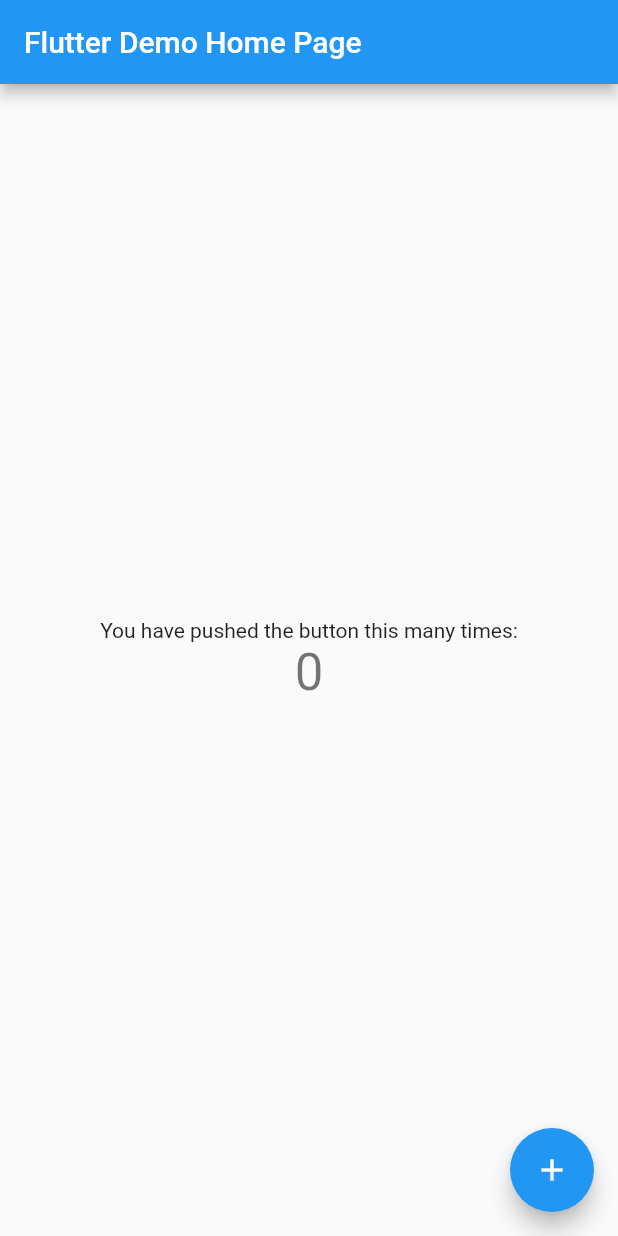
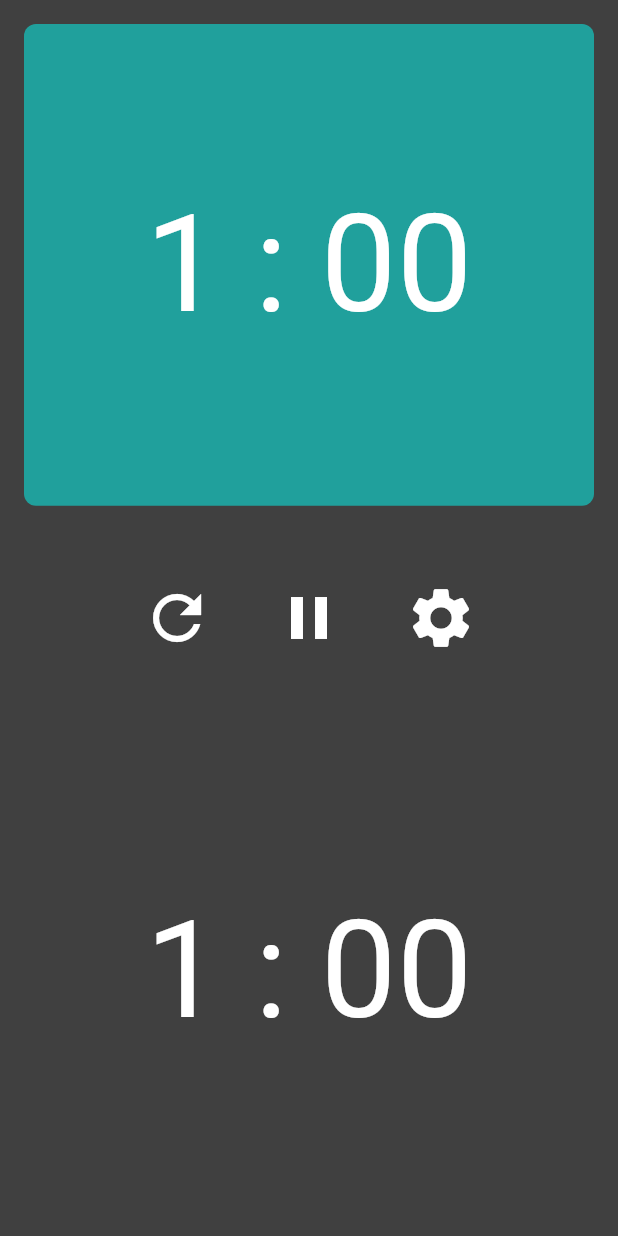
Before and after one commit to emeli-frank/chess_clock_flutter, a Flutter app: the screen it shows after launch, on a phone screen of 412 x 824 dp. Run offline on Flutter 3.47's test engine with Material 2 defaults, Android fonts, the phone set to English and light mode, and no system bars.

```diff
--- a/lib/main.dart
+++ b/lib/main.dart
@@ -1,111 +1,31 @@
+import 'package:chess_clock/providers/clock_provider.dart';
+import 'package:chess_clock/screens/clock_screen.dart';
+import 'package:chess_clock/screens/settings_screen.dart';
 import 'package:flutter/material.dart';
+import 'package:provider/provider.dart';
 
 void main() => runApp(MyApp());
 
 class MyApp extends StatelessWidget {
-  // This widget is the root of your application.
   @override
   Widget build(BuildContext context) {
-    return MaterialApp(
-      title: 'Flutter Demo',
-      theme: ThemeData(
-        // This is the theme of your application.
-        //
-        // Try running your application with "flutter run". You'll see the
-        // application has a blue toolbar. Then, without quitting the app, try
-        // changing the primarySwatch below to Colors.green and then invoke
-        // "hot reload" (press "r" in the console where you ran "flutter run",
-        // or simply save your changes to "hot reload" in a Flutter IDE).
-        // Notice that the counter didn't reset back to zero; the application
-        // is not restarted.
-        primarySwatch: Colors.blue,
+
+    return MultiProvider(
+      providers: [
+        ChangeNotifierProvider<ClockProvider>(create: (_) => ClockProvider()),
+      ],
+      child: MaterialApp(
+        debugShowCheckedModeBanner: false,
+        // title: 'Chess clock',
+        theme: ThemeData(
+          primarySwatch: Colors.blue,
+        ),
+        initialRoute: ClockScreen.routeName,
+        routes: {
+          ClockScreen.routeName: (context) => ClockScreen(),
+          SettingScreen.routeName: (context) => SettingScreen(),
+        },
       ),
-      home: MyHomePage(title: 'Flutter Demo Home Page'),
     );
   }
 }
-
-class MyHomePage extends StatefulWidget {
-  MyHomePage({Key key, this.title}) : super(key: key);
-
-  // This widget is the home page of your application. It is stateful, meaning
-  // that it has a State object (defined below) that contains fields that affect
-  // how it looks.
-
-  // This class is the configuration for the state. It holds the values (in this
-  // case the title) provided by the parent (in this case the App widget) and
-  // used by the build method of the State. Fields in a Widget subclass are
-  // always marked "final".
-
-  final String title;
-
-  @override
-  _MyHomePageState createState() => _MyHomePageState();
-}
-
-class _MyHomePageState extends State<MyHomePage> {
-  int _counter = 0;
-
-  void _incrementCounter() {
-    setState(() {
-      // This call to setState tells the Flutter framework that something has
-      // changed in this State, which causes it to rerun the build method below
-      // so that the display can reflect the updated values. If we changed
-      // _counter without calling setState(), then the build method would not be
-      // called again, and so nothing would appear to happen.
-      _counter++;
-    });
-  }
-
-  @override
-  Widget build(BuildContext context) {
-    // This method is rerun every time setState is called, for instance as done
-    // by the _incrementCounter method above.
-    //
-    // The Flutter framework has been optimized to make rerunning build methods
-    // fast, so that you can just rebuild anything that needs updating rather
-    // than having to individually change instances of widgets.
-    return Scaffold(
-      appBar: AppBar(
-        // Here we take the value from the MyHomePage object that was created by
-        // the App.build method, and use it to set our appbar title.
-        title: Text(widget.title),
-      ),
-      body: Center(
-        // Center is a layout widget. It takes a single child and positions it
-        // in the middle of the parent.
-        child: Column(
-          // Column is also a layout widget. It takes a list of children and
-          // arranges them vertically. By default, it sizes itself to fit its
-          // children horizontally, and tries to be as tall as its parent.
-          //
-          // Invoke "debug painting" (press "p" in the console, choose the
-          // "Toggle Debug Paint" action from the Flutter Inspector in Android
-          // Studio, or the "Toggle Debug Paint" command in Visual Studio Code)
-          // to see the wireframe for each widget.
-          //
-          // Column has various properties to control how it sizes itself and
-          // how it positions its children. Here we use mainAxisAlignment to
-          // center the children vertically; the main axis here is the vertical
-          // axis because Columns are vertical (the cross axis would be
-          // horizontal).
-          mainAxisAlignment: MainAxisAlignment.center,
-          children: <Widget>[
-            Text(
-              'You have pushed the button this many times:',
-            ),
-            Text(
-              '$_counter',
-              style: Theme.of(context).textTheme.display1,
-            ),
-          ],
-        ),
-      ),
-      floatingActionButton: FloatingActionButton(
-        onPressed: _incrementCounter,
-        tooltip: 'Increment',
-        child: Icon(Icons.add),
-      ), // This trailing comma makes auto-formatting nicer for build methods.
-    );
-  }
-}
--- /dev/null
+++ b/lib/models/time_control.dart
@@ -0,0 +1,8 @@
+import 'package:flutter/widgets.dart';
+
+class TimeControl {
+  final Duration time;
+  final Duration increment;
+
+  TimeControl({@required this.time, @required this.increment});
+}
--- /dev/null
+++ b/lib/providers/clock_provider.dart
@@ -0,0 +1,110 @@
+import 'dart:async';
+
+import 'package:chess_clock/models/time_control.dart';
+import 'package:flutter/material.dart';
+
+class ClockProvider with ChangeNotifier {
+  DateTime timeOut = DateTime(0, 0, 0, 0, 5, 0, 0, 0);
+  var playerOneTime = 5;
+  var playerTwoTime = 5;
+  var currentPlayerIndex = 0;
+  bool paused = true;
+
+  List<Player> players = [];
+  List<TimeControl> timeControls = [];
+
+  ClockProvider() {
+    players.add(Player(timeLeft: Duration(seconds: 1 * 60)));
+    players.add(Player(timeLeft: Duration(seconds: 1 * 60)));
+  }
+
+  setPlayersTime(List<Duration> time) {
+    players[0].timeLeft = time[0];
+    players[1].timeLeft = time[1];
+  }
+
+  Stream<String> clock1() async* {
+    const index = 0;
+    while (true) {
+      await Future.delayed(Duration(seconds: 1));
+      if (currentPlayerIndex != index || paused == true) {
+        continue;
+      }
+      players[index].removeASecond();
+      if (players[index].timeLeft.inMilliseconds % 1000 == 0) {
+        yield players[index].getTimeLeft();
+        if (players[index].timeLeft == Duration(hours: 0, minutes: 0, seconds: 0, milliseconds: 0)) {
+          break;
+        }
+      }
+    }
+  }
+
+  Stream<String> clock2() async* {
+    const index = 1;
+    while (true) {
+      await Future.delayed(Duration(seconds: 1));
+      if (currentPlayerIndex != index || paused == true) {
+        continue;
+      }
+      players[index].removeASecond();
+      if (players[index].timeLeft.inMilliseconds % 1000 == 0) {
+        yield players[index].getTimeLeft();
+        if (players[index].timeLeft == Duration(hours: 0, minutes: 0, seconds: 0, milliseconds: 0)) {
+          break;
+        }
+      }
+    }
+  }
+
+  startTheOtherPlayerTime(index) {
+    paused = false;
+    currentPlayerIndex = (index + 1) % 2;
+    notifyListeners();
+  }
+
+  pause() {
+    paused = true;
+  }
+}
+
+class Player {
+  Duration timeLeft;
+  bool timeCounting = false;
+
+  Player({@required this.timeLeft});
+
+  /*Stream<String> timerCounter() async* {
+    while (true) {
+      await Future.delayed(Duration(seconds: 1));
+      timeLeft = Duration(seconds: timeLeft.inSeconds - 1);
+      String output = "${timeLeft.inMinutes} : ${timeLeft.inSeconds - timeLeft.inMinutes * 60}";
+      yield output;
+      if (timeLeft.inSeconds == 0) break;
+    }
+  }*/
+
+  // subtracts time from this player
+  removeASecond () {
+    // todo:: convert to a method that removes a smaller amount of time say 1, 50 or 100ms
+    // timeLeft = Duration(seconds: timeLeft.inSeconds - 1);
+    timeLeft = timeLeft - Duration(seconds: 1);
+  }
+
+  String getTimeLeft() {
+    int hours = timeLeft.inHours;
+    int minutes = timeLeft.inMinutes - hours * 60;
+    int seconds = timeLeft.inSeconds - minutes * 60;
+
+    String timeAsString = "";
+
+    if (hours > 0) {
+      timeAsString += "$hours :";
+    }
+
+    timeAsString += "$minutes : ";
+    timeAsString += "$seconds".padLeft(2, '0');
+
+    return timeAsString;
+  }
+}
--- /dev/null
+++ b/lib/screens/clock_screen.dart
@@ -0,0 +1,176 @@
+import 'package:chess_clock/providers/clock_provider.dart';
+import 'package:chess_clock/screens/settings_screen.dart';
+import 'package:flutter/material.dart';
+import 'package:provider/provider.dart';
+
+class ClockScreen extends StatelessWidget {
+  static String routeName = 'clock_screen';
+
+  @override
+  Widget build(BuildContext context) {
+    // SystemChrome.setEnabledSystemUIOverlays([]);
+
+    return Scaffold(
+      backgroundColor: Color(0xff404040),
+      body: SafeArea(
+        child: Center(
+          child: Column(
+            mainAxisAlignment: MainAxisAlignment.center,
+            children: <Widget>[
+              Expanded(
+                flex: 3,
+                child: Clock(playerIndex: 0,),
+              ),
+              Expanded (
+                flex: 1,
+                child: ClockActions(),
+              ),
+              Expanded(
+                flex: 3,
+                child: Clock(playerIndex: 1,),
+              ),
+            ],
+          ),
+        ),
+      ),
+    );
+  }
+}
+
+class Clock extends StatelessWidget {
+  final int playerIndex;
+
+  Clock({@required this.playerIndex});
+
+  /*@override
+  Widget build(BuildContext context) {
+    var provider = Provider.of<ClockProvider>(context);
+
+    return StreamProvider<String>(
+      initialData: provider.players[playerIndex].getTimeLeft(),
+      create: (BuildContext context) {
+        return playerIndex == 0 ? provider.clock1() : provider.clock2();
+      },
+      child: Consumer<String>(
+        builder: (BuildContext context, String value, Widget child) {
+          return Container(
+            margin: EdgeInsets.symmetric(horizontal: 16.0, vertical: 16.0),
+            child: InkWell(
+              child: Container(
+                // margin: EdgeInsets.symmetric(horizontal: 10.0),
+                decoration: BoxDecoration(
+                    color: provider.currentPlayerIndex == playerIndex ? Color(0xFF20A09C) : Colors.transparent,
+                    borderRadius: BorderRadius.only(
+                      topLeft: Radius.circular(8.0),
+                      topRight: Radius.circular( 8.0),
+                      bottomLeft: Radius.circular(8.0),
+                      bottomRight: Radius.circular( 8.0),
+                    )
+                ),
+                child: Center(
+                  child: Text(
+                    value,
+                    style: TextStyle(
+                        color: Colors.white,
+                        fontSize: 90.0
+                    ),
+                  ),
+                ),
+              ),
+              onTap: () => provider.startTheOtherPlayerTime(playerIndex),
+            ),
+          );
+        },
+      ),
+    );
+  }*/
+
+  @override
+  Widget build(BuildContext context) {
+    var provider = Provider.of<ClockProvider>(context);
+
+    return Container(
+      margin: EdgeInsets.symmetric(horizontal: 16.0, vertical: 16.0),
+      child: InkWell(
+        child: Container(
+          // margin: EdgeInsets.symmetric(horizontal: 10.0),
+          decoration: BoxDecoration(
+              color: provider.currentPlayerIndex == playerIndex ? Color(0xFF20A09C) : Colors.transparent,
+              borderRadius: BorderRadius.only(
+                topLeft: Radius.circular(8.0),
+                topRight: Radius.circular( 8.0),
+                bottomLeft: Radius.circular(8.0),
+                bottomRight: Radius.circular( 8.0),
+              )
+          ),
+          child: Center(
+            child: StreamProvider<String>(
+              initialData: provider.players[playerIndex].getTimeLeft(),
+              create: (BuildContext context) {
+                return playerIndex == 0 ? provider.clock1() : provider.clock2();
+              },
+              child: Consumer<String>(
+                builder: (BuildContext context, String value, Widget child) {
+                  return Text(
+                    value,
+                    style: TextStyle(
+                        color: Colors.white,
+                        fontSize: 90.0
+                    ),
+                  );
+                },
+              ),
+            ),
+          ),
+        ),
+        onTap: () => provider.startTheOtherPlayerTime(playerIndex),
+      ),
+    );
+  }
+}
+
+class ClockActions extends StatelessWidget {
+  @override
+  Widget build(BuildContext context) {
+    var provider = Provider.of<ClockProvider>(context, listen: false);
+
+    return Container(
+      child: Row(
+        mainAxisAlignment: MainAxisAlignment.center,
+        crossAxisAlignment: CrossAxisAlignment.center,
+        children: <Widget>[
+          IconButton(
+            iconSize: 48,
+            icon: Icon(
+              Icons.refresh,
+              color: Colors.white,
+            ),
+            onPressed: null,
+          ),
+          SizedBox(width: 24.0,),
+          IconButton(
+            iconSize: 48,
+            icon: Icon(
+              Icons.pause,
+              color: Colors.white,
+            ),
+            onPressed: () {
+              provider.pause();
+            },
+          ),
+          SizedBox(width: 24.0,),
+          IconButton(
+            iconSize: 48,
+            icon: Icon(
+              Icons.settings,
+              color: Colors.white,
+            ),
+            onPressed: () {
+              Navigator.pushNamed(context, SettingScreen.routeName);
+            },
+          ),
+        ],
+      ),
+    );
+  }
+}
```
Also changed, not shown: lib/screens/settings_screen.dart (added, +41 -0 lines), pubspec.yaml (+2 -21 lines), pubspec.lock, 40 other files.
